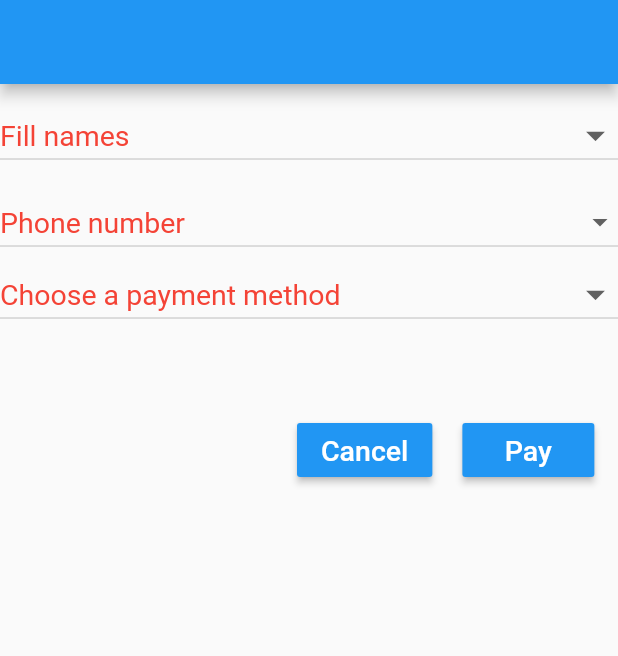
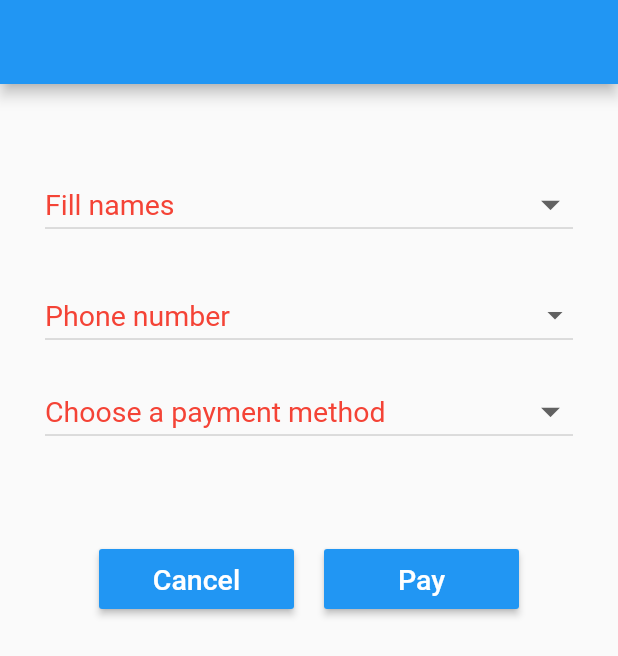
Before and after one commit to mikec4/frontguy, a Flutter app: the screen it shows after launch, on a phone screen of 412 x 824 dp. Shown: the top 656 px of the screen. Run offline on Flutter 3.47's test engine with Material 2 defaults, Android fonts, the phone set to English and light mode, and no system bars; our stand-ins replace carousel_slider, flutter_spinkit, font_awesome_flutter, graphql_flutter, modal_progress_hud; missing offline and left inert: material_search; statements that could not run were skipped.

Commit message:
Payments page modified

```diff
--- a/lib/main.dart
+++ b/lib/main.dart
@@ -18,7 +18,7 @@ import './pages/bus2.dart';
 import './pages/buttonList.dart';
 import './pages/expansionPanel.dart';
 import './pages/panelDropdown.dart';
-import './payments/fillPayments.dart';
+import 'package:frontguy/payments/fillPayments/fillPayments.dart';
 import './payments/bookTicket.dart';
 
 void main() => runApp(
--- a/lib/payments/bookTicket.dart
+++ b/lib/payments/bookTicket.dart
@@ -3,8 +3,8 @@ import 'package:font_awesome_flutter/font_awesome_flutter.dart';
 
 
 class BookTicket extends StatefulWidget {
- String name;
- String phoneNumber;
+ final String name;
+ final String phoneNumber;
 
  BookTicket({@required this.name,@required this.phoneNumber});
 
--- a/lib/payments/fillPayments.dart
+++ b/lib/payments/fillPayments/fillPayments.dart
@@ -1,7 +1,6 @@
 import 'package:flutter/material.dart';
 
-import 'bookTicket.dart';
-import 'ticket.dart';
+import '../ticket.dart';
 
 class FillPayments extends StatefulWidget {
   @override
@@ -26,16 +25,25 @@ class _FillPaymentsState extends State<FillPayments> {
 
   bool _userTextField =false;
   bool _userPasswordField = false;
+
+  bool _addFillNameText = false;
+  bool _addFillPhoneText = false;
+  bool _addPaymentMethod = false;
+
+
   @override
   Widget build(BuildContext context) {
     return Scaffold(
      appBar: AppBar(),
      body: SafeArea(
-        child: Container(
-          child:ListView(
+        child: ListView(
+          padding: EdgeInsets.all(30.0),
           children: <Widget>[
+            _fillNameText(),
             _fillNameDropdown(),
+            _fillPhoneText(),
             _fillPhoneNumberDropDown(),
+            _paymentMethodText(),
             _paymentsDropDown(),
             _nameTextField(),
             _phoneTextField(),
@@ -44,7 +52,14 @@ class _FillPaymentsState extends State<FillPayments> {
           ],
         ),
       ),
-      ),
+    );
+  }
+
+  _fillNameText(){
+    return !_addFillNameText? Text(''):
+    Text(
+      'Fill names',
+      style: TextStyle(fontSize: 19.0,color: Colors.red),
     );
   }
 
@@ -56,6 +71,7 @@ class _FillPaymentsState extends State<FillPayments> {
         value:_myValue ,
         onChanged: (String newValue){
           setState(() {
+            _addFillNameText= true;
            _myValue =newValue;
            if(newValue == 'Other name'){
                 _addNameTextField =true;
@@ -81,6 +97,13 @@ class _FillPaymentsState extends State<FillPayments> {
 
   }
 
+  _fillPhoneText(){
+    return !_addFillPhoneText? Text(''):
+        Text(
+          'Fill Phone number',
+          style: TextStyle(color: Colors.red,fontSize: 19.0),
+        );
+  }
 
  _fillPhoneNumberDropDown(){
     return Padding(
@@ -91,6 +114,7 @@ class _FillPaymentsState extends State<FillPayments> {
         value: _phoneValue,
         onChanged: (newValue){
           setState(() {
+            _addFillPhoneText = true;
            _phoneValue =newValue;
 
             if (newValue == 'Other number') {
@@ -113,6 +137,13 @@ class _FillPaymentsState extends State<FillPayments> {
       ),
     );
   }
+
+  _paymentMethodText(){
+    return !_addPaymentMethod? Text(''):
+        Text('Choose a payment method',
+          style: TextStyle(color: Colors.red,fontSize: 19.0),
+        );
+  }
   _paymentsDropDown(){
     return DropdownButton(
       iconSize: 30.0,
@@ -121,6 +152,7 @@ class _FillPaymentsState extends State<FillPayments> {
       hint: Text('Choose a payment method',style: TextStyle(color: Colors.red,fontSize: 19.0),),
       onChanged: (newValue){
         setState(() {
+          _addPaymentMethod = true;
          _paymentValue = newValue;
          _addPaymentTextField = true;
         });
@@ -218,11 +250,17 @@ class _FillPaymentsState extends State<FillPayments> {
 
    _bookButtons(){
    return  Padding(
-     padding: const EdgeInsets.all(8.0),
-     child: Row(
+     padding: const EdgeInsets.only(top:20.0),
+     child: Wrap(
+       spacing: 20.0,
+                direction: Axis.horizontal,
+                alignment: WrapAlignment.center,
                 children: <Widget>[
-                  SizedBox(width: 190.0,),
-                  MaterialButton(
+                 // SizedBox(width: 190.0,),
+                  Container(
+                    width: 130.0,
+                    height: 40.0,
+                    child: MaterialButton(
                       onPressed: (){},
                       child: Text(
                         'Cancel',
@@ -231,8 +269,11 @@ class _FillPaymentsState extends State<FillPayments> {
                           color: Colors.white)),
                       color: Colors.blue,
                     ),
-                  SizedBox(width: 20.0,),
-                  MaterialButton(
+                  ),
+                  Container(
+                    width: 130.0,
+                    height: 40.0,
+                    child: MaterialButton(
                       onPressed: () =>
                           Navigator.push(context,
                               MaterialPageRoute(builder:
@@ -244,6 +285,7 @@ class _FillPaymentsState extends State<FillPayments> {
                           fontSize: 19.0,
                           color: Colors.white
                         )),
+                    ),
                   )
                 ],
                 ),
--- /dev/null
+++ b/lib/payments/fillPayments/nameDropdown.dart
@@ -0,0 +1,16 @@
+import 'package:flutter/material.dart';
+
+class FillNameDropDown extends StatefulWidget {
+  @override
+  _FillNameDropDownState createState() => _FillNameDropDownState();
+}
+
+class _FillNameDropDownState extends State<FillNameDropDown> {
+  @override
+  Widget build(BuildContext context) {
+    return Container();
+  }
+
+
+
+}
--- a/lib/payments/ticket.dart
+++ b/lib/payments/ticket.dart
@@ -318,7 +318,8 @@ class _TicketState extends State<Ticket> {
 
 class BoxPainter extends CustomPainter{
   Color color;
-  BoxPainter({this.color})
+  BoxPainter({this.color});
+
   @override
   void paint(Canvas canvas, Size size) {
     Paint paint = new Paint();
```
Lines whose indentation alone changed are shown as unchanged.
